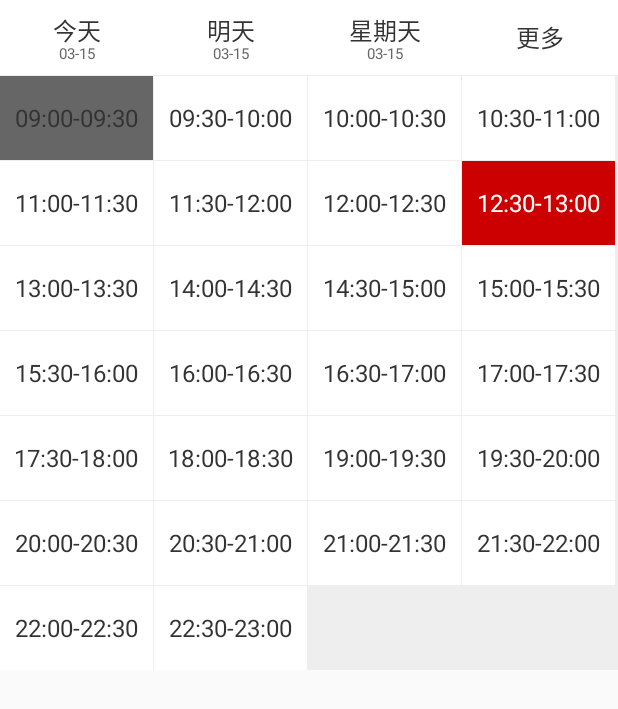
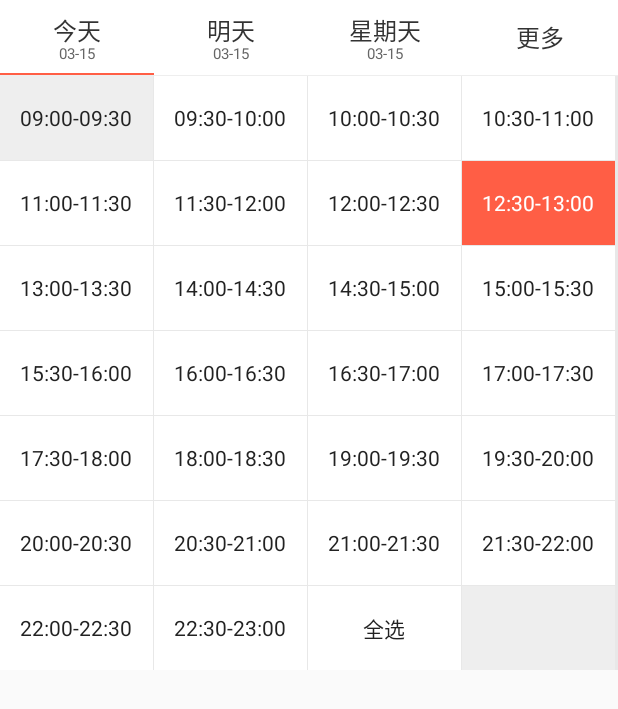
Before and after one commit to boiledwater/demo, an Android app: the screen it shows after launch (BaseScheduleActivity before the commit, ScheduleManageActivity after it), on a phone screen of 412 x 824 dp. Shown: the top 709 px of the screen. Run offline under Robolectric (Android 15) with nearby library versions, the phone set to English and light mode, and no system bars; libraries missing offline, so code that uses them is left out: com.tencent.bugly; 1 statement that could not run was skipped.

Commit message:
schedule

```diff
--- a/app/src/main/AndroidManifest.xml
+++ b/app/src/main/AndroidManifest.xml
@@ -33,7 +33,7 @@
             android:name="com.demo.gesturelock.MainActivity"
             android:label="@string/app_name"></activity>
         <activity
-            android:name="com.demo.schedule.BaseScheduleActivity"
+            android:name=".schedule.ScheduleManageActivity"
             android:label="@string/app_name">
             <intent-filter>
                 <action android:name="android.intent.action.MAIN" />
--- a/app/src/main/java/com/demo/schedule/BaseScheduleActivity.java
+++ /dev/null
@@ -1,20 +0,0 @@
-package com.demo.schedule;
-
-import android.app.Activity;
-import android.os.Bundle;
-import android.widget.GridView;
-
-import com.demo.R;
-
-/**
- * Created by hulizhong on 2016/3/24.
- */
-public class BaseScheduleActivity extends Activity {
-    @Override
-    protected void onCreate(Bundle savedInstanceState) {
-        super.onCreate(savedInstanceState);
-        setContentView(R.layout.activity_schedule);
-        GridView gridView = (GridView) findViewById(R.id.schedule_gv);
-        gridView.setAdapter(new ScheduleAdapter());
-    }
-}
--- a/app/src/main/java/com/demo/schedule/CellView.java
+++ b/app/src/main/java/com/demo/schedule/CellView.java
@@ -5,11 +5,14 @@ import android.graphics.Color;
 import android.util.AttributeSet;
 import android.widget.TextView;
 
+import com.demo.R;
+
 /**
  * Created by hulizhong on 2016/3/24.
  */
 public class CellView extends TextView {
-    private Item item;
+    public Item item;
+    private int sp16;
 
     public CellView(Context context) {
         super(context);
@@ -34,15 +37,34 @@ public class CellView extends TextView {
     public void set(Item item) {
         this.item = item;
         setText(item.name);
-        if (item.status == Item.status_appointed) {
-            setBackgroundColor(getResources().getColor(android.R.color.holo_red_dark));
+        int status = item.status;
+        if (status == Item.status_blank) {
+            setBackgroundColor(Color.parseColor("#eeeeee"));
+        } else if (status == Item.status_appointed) {
+            setBackgroundColor(Color.parseColor("#ff5e45"));
             setTextColor(getResources().getColor(android.R.color.white));
-        } else if (item.status == Item.status_can_not_appoint) {
-            setBackgroundColor(Color.parseColor("#666666"));
-            setTextColor(Color.parseColor("#333333"));
+        } else if (status == Item.status_can_not_appoint) {
+            setBackgroundColor(Color.parseColor("#eeeeee"));
+            setTextColor(Color.parseColor("#222222"));
+        } else if (status == Item.status_select_all) {
+            setTextColor(Color.parseColor("#222222"));
+            if (item.selected) {
+                setText("取消全选");
+                setBackgroundColor(Color.parseColor("#eeeeee"));
+//                setTextColor(getResources().getColor(android.R.color.white));
+            } else {
+                setText("全选");
+                setBackgroundColor(getResources().getColor(android.R.color.white));
+            }
+//            setTextSize(R.dimen.sp16);
         } else {
-            setBackgroundColor(getResources().getColor(android.R.color.white));
-            setTextColor(Color.parseColor("#333333"));
+            if (item.selected) {
+                setBackgroundColor(Color.parseColor("#eeeeee"));
+//                setTextColor(getResources().getColor(android.R.color.white));
+            } else {
+                setBackgroundColor(getResources().getColor(android.R.color.white));
+            }
+            setTextColor(Color.parseColor("#222222"));
         }
     }
 }
--- a/app/src/main/java/com/demo/schedule/Item.java
+++ b/app/src/main/java/com/demo/schedule/Item.java
@@ -10,6 +10,9 @@ class Item {
     public static int status_appointed = 1;
     public static int status_can_not_appoint = 2;
     public static int status_available = 3;
+    public static int status_select_all = 4;
+    public static int status_blank = 5;
+    public boolean selected = false;
 
     public Item(String name) {
         this(name, null);
--- /dev/null
+++ b/app/src/main/java/com/demo/schedule/ScheduleManageActivity.java
@@ -0,0 +1,51 @@
+package com.demo.schedule;
+
+import android.app.Activity;
+import android.os.Bundle;
+import android.view.View;
+import android.widget.AdapterView;
+import android.widget.GridView;
+
+import com.demo.R;
+
+/**
+ * Created by hulizhong on 2016/3/24.
+ */
+public class ScheduleManageActivity extends Activity {
+
+    private ScheduleManageAdapter adapter;
+
+    @Override
+    protected void onCreate(Bundle savedInstanceState) {
+        super.onCreate(savedInstanceState);
+        setContentView(R.layout.activity_schedule_manage);
+        GridView gridView = (GridView) findViewById(R.id.schedule_gv);
+        adapter = new ScheduleManageAdapter();
+        gridView.setAdapter(adapter);
+        gridView.setOnItemClickListener(new AdapterView.OnItemClickListener() {
+            @Override
+            public void onItemClick(AdapterView<?> parent, View view, int position, long id) {
+                CellView cellView = (CellView) view;
+                Item item = cellView.item;
+                int status = item.status;
+                if (status == Item.status_appointed || status == Item.status_can_not_appoint || status == Item.status_blank) {
+                    return;
+                }
+                if (status == Item.status_available) {
+                    item.selected = !item.selected;
+                } else if (status == Item.status_select_all) {
+                    item.selected = !item.selected;
+                    select(item.selected);
+                }
+                adapter.notifyDataSetChanged();
+            }
+        });
+    }
+
+    private void select(boolean b) {
+        for (int i = 0, size = adapter.getCount(); i < size; i++) {
+            Item item = (Item) adapter.getItem(i);
+            item.selected = b;
+        }
+    }
+}
--- a/app/src/main/java/com/demo/schedule/ScheduleAdapter.java
+++ b/app/src/main/java/com/demo/schedule/ScheduleManageAdapter.java
@@ -5,6 +5,7 @@ import android.view.LayoutInflater;
 import android.view.View;
 import android.view.ViewGroup;
 import android.widget.BaseAdapter;
+import android.widget.ImageView;
 import android.widget.TextView;
 
 import com.demo.R;
@@ -14,10 +15,12 @@ import java.util.ArrayList;
 /**
  * Created by hulizhong on 2016/3/24.
  */
-public class ScheduleAdapter extends BaseAdapter {
+public class ScheduleManageAdapter extends BaseAdapter {
     private ArrayList<Item> data = new ArrayList<>();
+    private Item allSelect = new Item("全选");
+    private Item blank = new Item("");
 
-    public ScheduleAdapter() {
+    public ScheduleManageAdapter() {
         Item object = new Item("09:00-09:30");
         object.status = Item.status_can_not_appoint;
         data.add(object);
@@ -48,6 +51,12 @@ public class ScheduleAdapter extends BaseAdapter {
         data.add(new Item("21:30-22:00"));
         data.add(new Item("22:00-22:30"));
         data.add(new Item("22:30-23:00"));
+
+        allSelect.status = Item.status_select_all;
+        blank.status = Item.status_blank;
+
+        data.add(allSelect);
+        data.add(blank);
     }
 
     @Override
--- a/app/src/main/res/layout/activity_schedule.xml
+++ b/app/src/main/res/layout/activity_schedule_manage.xml
@@ -36,6 +36,13 @@
                 android:text="03-15"
                 android:textColor="#666666"
                 android:textSize="10sp" />
+
+            <View
+                android:id="@+id/line1"
+                android:layout_width="match_parent"
+                android:layout_height="1dp"
+                android:layout_alignParentBottom="true"
+                android:background="#ff5e45" />
         </RelativeLayout>
 
         <RelativeLayout
@@ -63,6 +70,7 @@
                 android:text="03-15"
                 android:textColor="#666666"
                 android:textSize="10sp" />
+
         </RelativeLayout>
 
         <RelativeLayout
@@ -114,6 +122,7 @@
         android:layout_width="match_parent"
         android:layout_height="wrap_content"
         android:layout_marginTop="1px"
+        android:background="#e8e8e8"
         android:horizontalSpacing="1px"
         android:numColumns="4"
         android:verticalSpacing="1px"></GridView>
--- a/app/src/main/res/layout/adapter_schedule_item.xml
+++ b/app/src/main/res/layout/adapter_schedule_item.xml
@@ -6,6 +6,6 @@
     android:gravity="center"
     android:text="13:00-13:30"
     android:textColor="#333333"
-    android:textSize="16sp">
+    android:textSize="14sp">
 
 </com.demo.schedule.CellView>
--- a/app/src/main/res/values/dimens.xml
+++ b/app/src/main/res/values/dimens.xml
@@ -3,5 +3,6 @@
     <!-- Default screen margins, per the Android Design guidelines. -->
     <dimen name="activity_horizontal_margin">16dp</dimen>
     <dimen name="activity_vertical_margin">16dp</dimen>
-
+    <dimen name="sp16">16sp</dimen>
+    <dimen name="sp14">14sp</dimen>
 </resources>
```
Also changed, not shown: app/src/main/res/values/styles.xml (+23 -0 lines).
